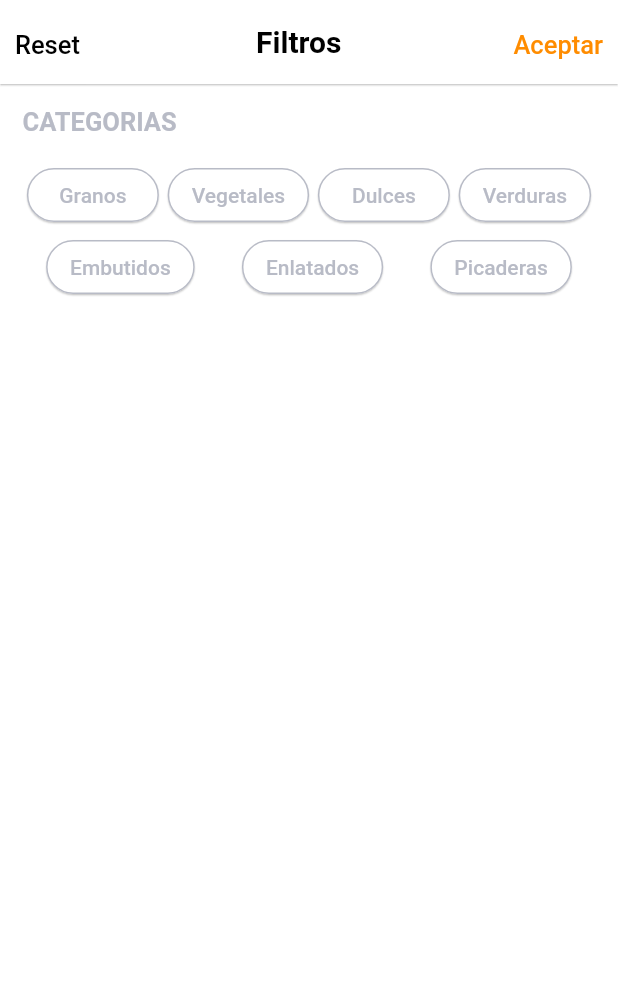
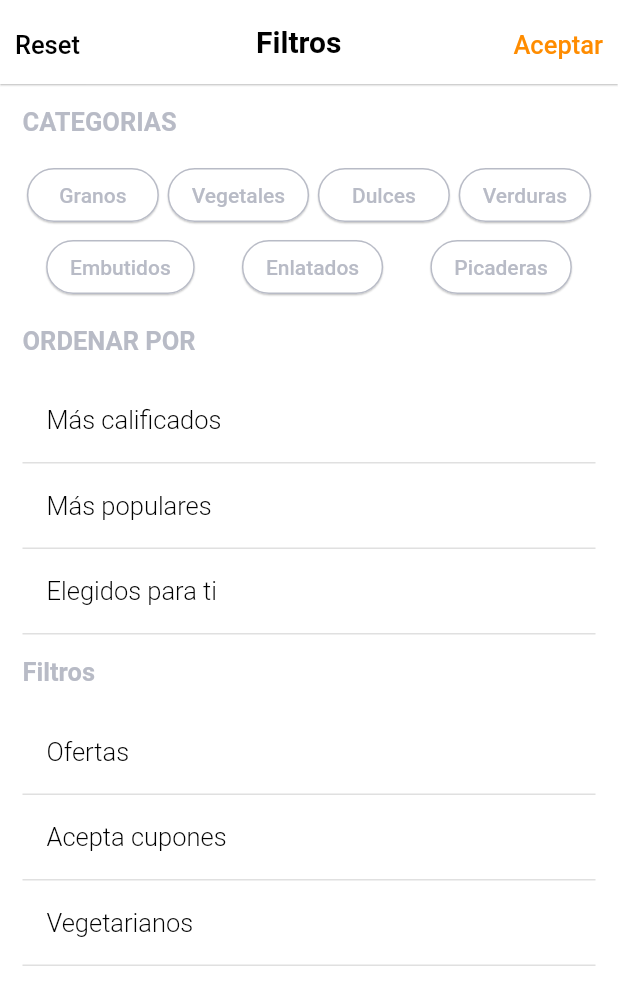
Before and after one commit to Laura2552/RapiDeliMarketApp, a Flutter app: the FilterPage screen opened by its route, on a phone screen of 412 x 824 dp. Shown: the top 1005 px of the screen. Run offline on Flutter 3.47's test engine with Material 2 defaults, Android fonts, the phone set to English and light mode, and no system bars; our stand-ins replace flutter_swiper; missing offline and left inert: dart:ffi; network calls fail.

Commit message:
Combinacion avances Karla y Laura

```diff
--- /dev/null
+++ b/lib/src/features/presentation/filter_page/View/customsWidgets/list_tile_checked.dart
@@ -0,0 +1,50 @@
+import 'package:flutter/material.dart';
+import 'package:rapideli_market_app/src/colors/colors.dart';
+import 'package:rapideli_market_app/src/features/presentation/commons_widgets/header_text.dart';
+
+class ListTileCheck extends StatefulWidget {
+  String texto;
+  bool isActive;
+  Function func;
+
+  ListTileCheck({Key key, this.texto, this.isActive, this.func})
+      : super(key: key);
+
+  @override
+  _ListTileCheckState createState() => _ListTileCheckState();
+}
+
+class _ListTileCheckState extends State<ListTileCheck> {
+  @override
+  Widget build(BuildContext context) {
+    return Column(children: [
+      ListTiles(
+          context: context,
+          texto: widget.texto,
+          isActive: widget.isActive,
+          func: widget.func)
+    ]);
+  }
+}
+
+Widget ListTiles(
+    {BuildContext context, texto: String, isActive: bool, Function func}) {
+  return Container(
+      decoration: BoxDecoration(
+          border: Border(
+              bottom: BorderSide(color: Theme.of(context).dividerColor))),
+      child: ListTile(
+        onTap: func,
+        title: headerText(
+            texto: texto,
+            color: isActive ? orange : Colors.black,
+            fontWeight: FontWeight.w300,
+            fontSize: 17),
+        trailing: isActive
+            ? Icon(
+                Icons.check,
+                color: isActive ? orange : gris,
+              )
+            : Text(''),
+      ));
+}
--- a/lib/src/features/presentation/filter_page/View/filter_page.dart
+++ b/lib/src/features/presentation/filter_page/View/filter_page.dart
@@ -2,6 +2,7 @@ import 'package:flutter/material.dart';
 import 'package:rapideli_market_app/src/colors/colors.dart';
 import 'package:rapideli_market_app/src/features/presentation/commons_widgets/header_text.dart';
 import 'package:rapideli_market_app/src/features/presentation/filter_page/View/customsWidgets/categories_filters.dart';
+import 'package:rapideli_market_app/src/features/presentation/filter_page/View/customsWidgets/list_tile_checked.dart';
 
 class FilterPage extends StatefulWidget {
   FilterPage({Key key}) : super(key: key);
@@ -11,6 +12,15 @@ class FilterPage extends StatefulWidget {
 }
 
 class FilterPageState extends State<FilterPage> {
+//Sort by
+  bool mostpopular = false;
+  bool toprated = false;
+  bool pickedforyou = false;
+//Filters
+  bool deals= false;
+  bool vegetarians= false;
+  bool coupon= false;
+
   @override
   Widget build(BuildContext context) {
     return Scaffold(
@@ -21,21 +31,104 @@ class FilterPageState extends State<FilterPage> {
                 [
                   Container(
                     alignment: Alignment.centerLeft,
-                    margin: EdgeInsets.only(top: 15.0, bottom: 15.0, left: 15.0),
+                    margin: EdgeInsets.only(
+                        top: 15.0, bottom: 15.0, left: 15.0),
                     child: headerText(
-                      texto: 'CATEGORIAS',
-                      color: gris,
-                      fontWeight: FontWeight.w600,
-                      fontSize: 17.0
+                        texto: 'CATEGORIAS',
+                        color: gris,
+                        fontWeight: FontWeight.w600,
+                        fontSize: 17.0
                     ),
                   ),
                   Container(
                       padding: EdgeInsets.symmetric(horizontal: 15.0),
-                      child: CategoriesFilter())
+                      child: CategoriesFilter()),
+                  Container(
+                      alignment: Alignment.centerLeft,
+                      margin: EdgeInsets.only(
+                          top: 15.0, bottom: 15.0, left: 15.0),
+                      child: headerText(
+                          texto: 'ORDENAR POR',
+                          color: gris,
+                          fontWeight: FontWeight.w600,
+                          fontSize: 17.0)
+                  ),
+                  _sortByContainer(),
+                  Container(
+                      alignment: Alignment.centerLeft,
+                      margin: EdgeInsets.only(
+                          top: 15.0, bottom: 15.0, left: 15.0),
+                      child: headerText(
+                          texto: 'Filtros',
+                          color: gris,
+                          fontWeight: FontWeight.w600,
+                          fontSize: 17.0)
+                  ),
+                  _filterContainer(),
                 ]
             ))
       ]),
     );
+  }
+
+  Widget _sortByContainer() {
+    return Container(
+        padding: EdgeInsets.symmetric(horizontal: 15.0),
+        child: Column(
+          children: [
+            ListTileCheck(
+              texto: 'Más calificados',
+              isActive: toprated,
+              func: () {
+                setState(() => toprated = !toprated);
+              },
+            ),
+            ListTileCheck(
+              texto: 'Más populares',
+              isActive: mostpopular,
+              func: () {
+                setState(() => mostpopular = !mostpopular);
+              },
+            ),
+            ListTileCheck(
+              texto: 'Elegidos para ti',
+              isActive: pickedforyou,
+              func: () {
+                setState(() => pickedforyou = !pickedforyou);
+              },
+            ),
+          ],
+        ));
+  }
+
+  Widget _filterContainer() {
+    return Container(
+        padding: EdgeInsets.symmetric(horizontal: 15.0),
+        child: Column(
+          children: [
+            ListTileCheck(
+              texto: 'Ofertas',
+              isActive: deals,
+              func: () {
+                setState(() => deals = !deals);
+              },
+            ),
+            ListTileCheck(
+              texto: 'Acepta cupones',
+              isActive: coupon,
+              func: () {
+                setState(() => coupon = !coupon);
+              },
+            ),
+            ListTileCheck(
+              texto: 'Vegetarianos',
+              isActive: vegetarians,
+              func: () {
+                setState(() => vegetarians = !vegetarians);
+              },
+            ),
+          ],
+        ));
   }
 }
 
```
